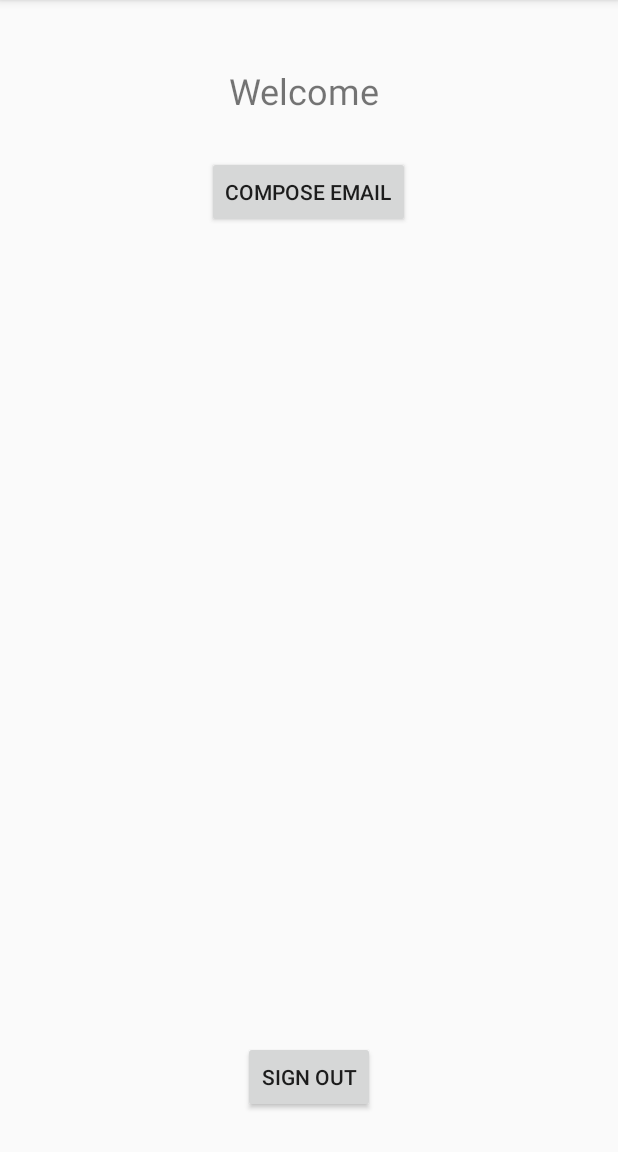
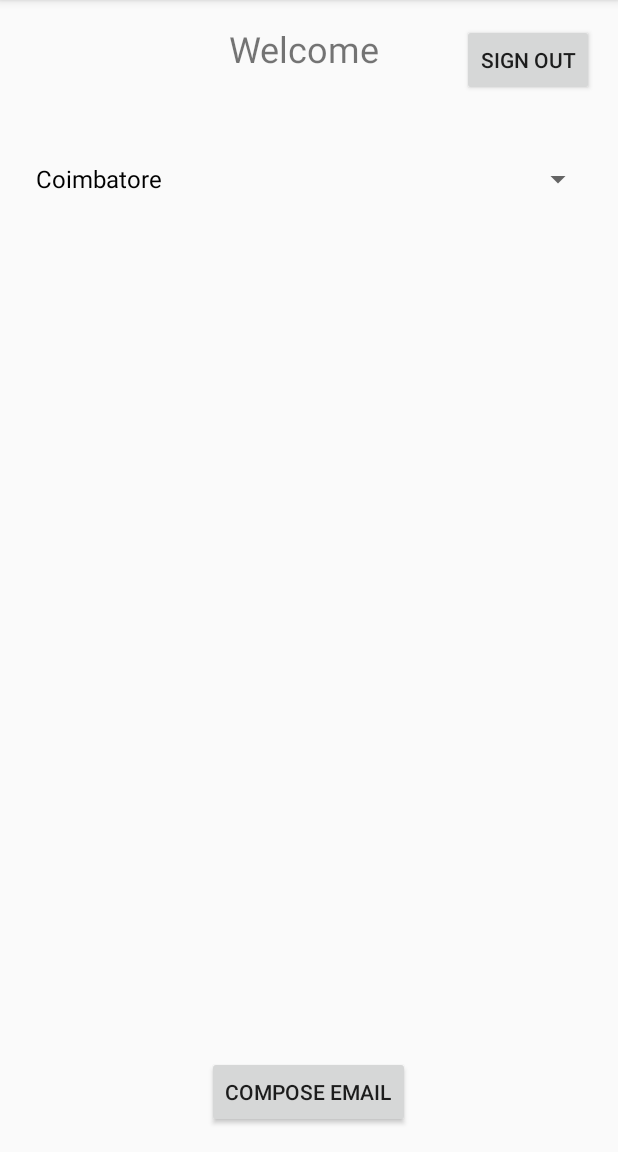
Before and after one commit to melvinabraham/CleanIndia, an Android app: the screen it shows after launch once a user with an empty profile is signed in (UserActivity), on a phone screen of 412 x 824 dp, the part 84-1236 px from its top. Run offline under Robolectric (Android 15) with nearby library versions, the phone set to English and light mode, and no system bars; our stand-ins replace Firebase (no records; nobody signed in at launch, a user with empty details on screens opened directly).

Commit message:
Reorganised UserActivity and added Spinner

```diff
--- a/app/src/main/java/com/mapps/seproject/UserActivity.java
+++ b/app/src/main/java/com/mapps/seproject/UserActivity.java
@@ -6,7 +6,10 @@ import android.support.v7.app.AppCompatActivity;
 import android.os.Bundle;
 import android.util.Log;
 import android.view.View;
+import android.widget.AdapterView;
+import android.widget.ArrayAdapter;
 import android.widget.Button;
+import android.widget.Spinner;
 import android.widget.TextView;
 import android.widget.Toast;
 
@@ -19,6 +22,7 @@ public class UserActivity extends AppCompatActivity implements View.OnClickListe
     Button bSignOut;
     Button bComposeMail;
     TextView welcome;
+    Spinner dropdown;
 
     @Override
     protected void onCreate(Bundle savedInstanceState) {
@@ -40,11 +44,44 @@ public class UserActivity extends AppCompatActivity implements View.OnClickListe
         }
 
         FirebaseUser user = firebaseAuth.getCurrentUser();                                  // Get user
-        welcome.setText("Welcome "+user.getEmail());                                        // Get Email
+        welcome.setText("Welcome "+user.getEmail());// Get Emailx
+
+        dropdown = (Spinner) findViewById(R.id.spSelectCitiy);
+        String [] items = new String[]{"Coimbatore","Chennai"};
+        ArrayAdapter <String> arrayAdapter = new ArrayAdapter<String>(this,android.R.layout.simple_spinner_dropdown_item,items);
+        dropdown.setAdapter(arrayAdapter);
+
+
 
 
         bSignOut.setOnClickListener(this);                                                    // Start listener on Button
         bComposeMail.setOnClickListener(this);
+        dropdown.setOnItemSelectedListener(new AdapterView.OnItemSelectedListener() {
+            @Override
+            public void onItemSelected(AdapterView<?> parent, View view, int position, long id) {
+
+                switch (position)  {
+
+                    case  0:
+                        // setCityCoimbatore();
+                        Log.i("City: ","Coimbatore");
+                        break;
+
+                    case 1:
+                        // setCityChennai();
+                        Log.i("City:","Chennai");
+                        break;
+
+                }
+
+
+            }
+
+            @Override
+            public void onNothingSelected(AdapterView<?> parent) {
+
+            }
+        });
 
 
     }
@@ -115,6 +152,7 @@ public class UserActivity extends AppCompatActivity implements View.OnClickListe
 
 
 
+    }
 
-    }
+
 }
--- a/app/src/main/res/layout/activity_user.xml
+++ b/app/src/main/res/layout/activity_user.xml
@@ -13,27 +13,33 @@
     <TextView
         android:layout_width="wrap_content"
         android:layout_height="wrap_content"
-        android:layout_marginTop="28dp"
         android:id="@+id/tvWelcome"
         android:textSize="24sp"
-        android:layout_alignParentTop="true"
+        android:text="test"
         android:layout_centerHorizontal="true" />
 
     <Button
         android:text="Sign Out"
         android:layout_width="wrap_content"
         android:layout_height="wrap_content"
-        android:layout_marginBottom="10dp"
         android:id="@+id/bSignOut"
-        android:layout_alignParentBottom="true"
-        android:layout_centerHorizontal="true" />
+        android:layout_alignParentTop="true"
+        android:layout_alignParentEnd="true" />
 
     <Button
         android:text="Compose Email"
         android:layout_width="wrap_content"
         android:layout_height="wrap_content"
-        android:layout_below="@+id/tvWelcome"
-        android:layout_centerHorizontal="true"
-        android:layout_marginTop="27dp"
-        android:id="@+id/bComposeMail" />
+        android:id="@+id/bComposeMail"
+        android:layout_alignParentBottom="true"
+        android:layout_centerHorizontal="true" />
+
+    <Spinner
+        android:layout_width="match_parent"
+        android:layout_height="wrap_content"
+        android:id="@+id/spSelectCitiy"
+        android:layout_marginTop="31dp"
+        android:layout_below="@+id/bSignOut"
+        android:layout_alignParentStart="true" />
+
 </RelativeLayout>
```
